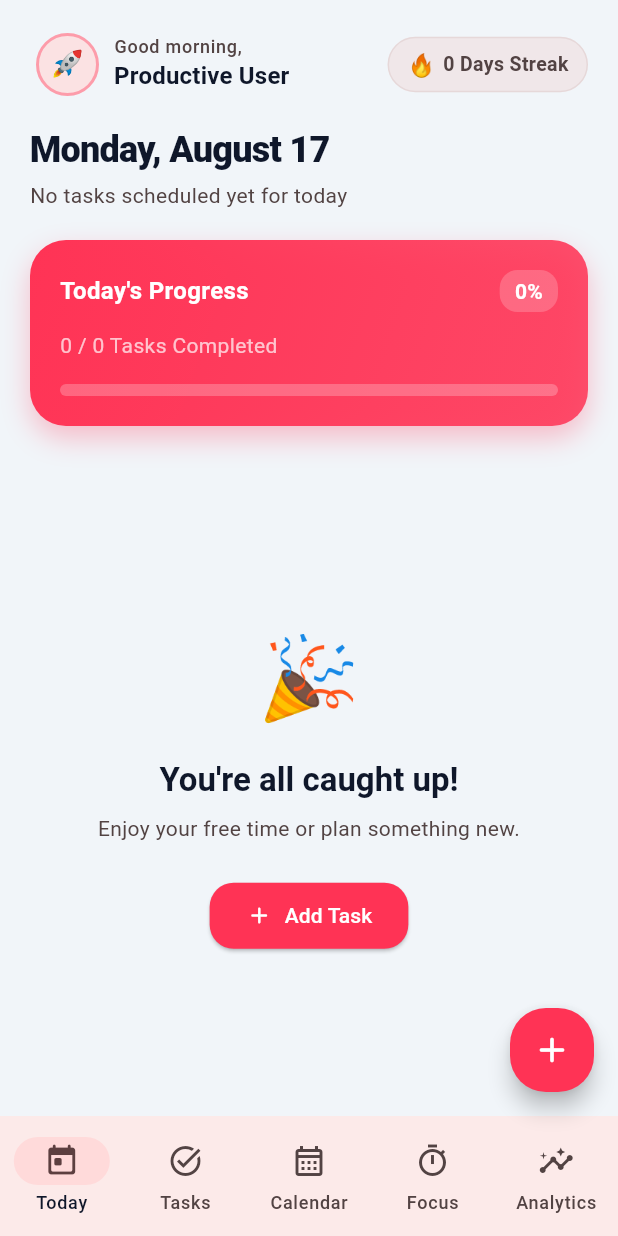
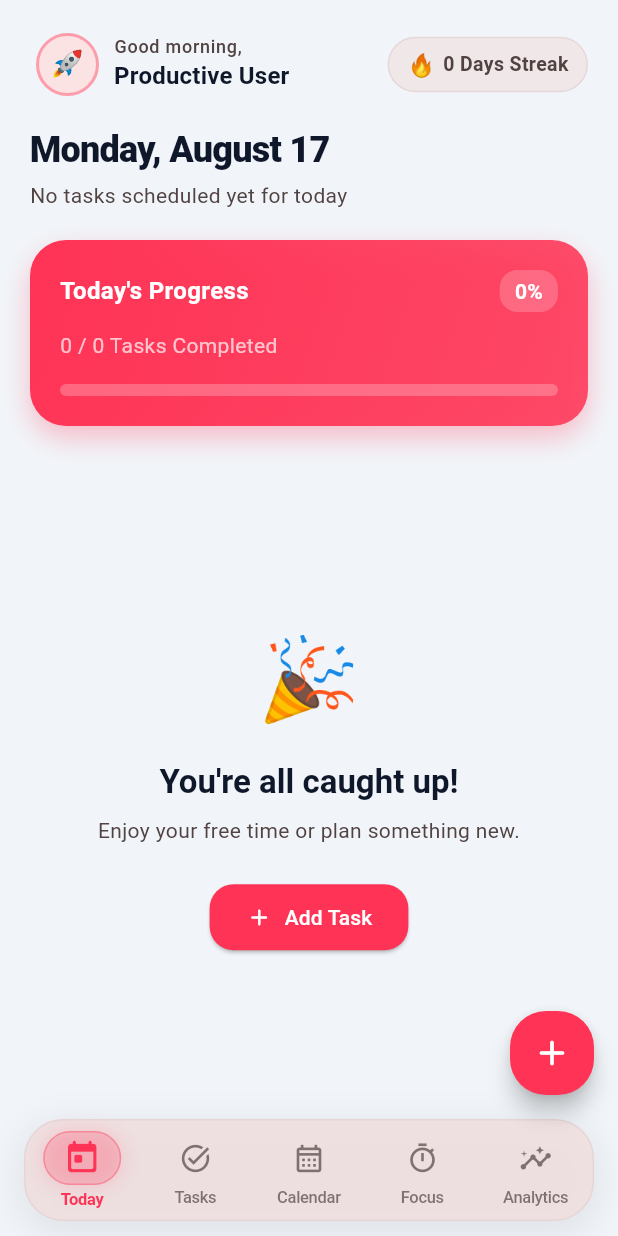
Before and after one commit to VaibhavJalota06/focus-flow, a Flutter app: the screen it shows once a user with an empty profile is signed in, on a phone screen of 412 x 824 dp. Run offline on Flutter 3.47's test engine with Material 3 defaults, Android fonts, the phone set to English and light mode, and no system bars; our stand-ins replace confetti, fl_chart, flutter_local_notifications, flutter_riverpod, google_sign_in, image_picker and 7 more; accounts and stored records are empty; network calls fail.

Commit message:
Redesign navigation bar to floating glassmorphic bar with animated active pill icons

```diff
--- a/lib/features/navigation/main_navigation_screen.dart
+++ b/lib/features/navigation/main_navigation_screen.dart
@@ -108,38 +108,67 @@ class _MainNavigationScreenState extends ConsumerState<MainNavigationScreen> {
         tooltip: 'Add Task (<5s)',
         child: const Icon(Icons.add_rounded, size: 28),
       ),
-      bottomNavigationBar: NavigationBar(
-        selectedIndex: _currentIndex,
-        onDestinationSelected: (index) {
-          setState(() => _currentIndex = index);
-        },
-        destinations: const [
-          NavigationDestination(
-            icon: Icon(Icons.today_outlined),
-            selectedIcon: Icon(Icons.today_rounded),
-            label: 'Today',
+      bottomNavigationBar: SafeArea(
+        child: Container(
+          margin: const EdgeInsets.fromLTRB(16, 0, 16, 10),
+          height: 68,
+          decoration: BoxDecoration(
+            color: theme.colorScheme.surfaceContainerHighest.withValues(alpha: 0.85),
+            borderRadius: BorderRadius.circular(26),
+            border: Border.all(
+              color: theme.colorScheme.outlineVariant.withValues(alpha: 0.35),
+              width: 1,
+            ),
+            boxShadow: [
+              BoxShadow(
+                color: Colors.black.withValues(alpha: 0.08),
+                blurRadius: 20,
+                spreadRadius: 2,
+                offset: const Offset(0, 6),
+              ),
+            ],
           ),
-          NavigationDestination(
-            icon: Icon(Icons.task_alt_outlined),
-            selectedIcon: Icon(Icons.task_alt_rounded),
-            label: 'Tasks',
+          child: Row(
+            mainAxisAlignment: MainAxisAlignment.spaceAround,
+            children: [
+              _buildNavItem(
+                index: 0,
+                icon: Icons.today_outlined,
+                selectedIcon: Icons.today_rounded,
+                label: 'Today',
+                theme: theme,
+              ),
+              _buildNavItem(
+                index: 1,
+                icon: Icons.task_alt_outlined,
+                selectedIcon: Icons.task_alt_rounded,
+                label: 'Tasks',
+                theme: theme,
+              ),
+              _buildNavItem(
+                index: 2,
+                icon: Icons.calendar_month_outlined,
+                selectedIcon: Icons.calendar_month_rounded,
+                label: 'Calendar',
+                theme: theme,
+              ),
+              _buildNavItem(
+                index: 3,
+                icon: Icons.timer_outlined,
+                selectedIcon: Icons.timer_rounded,
+                label: 'Focus',
+                theme: theme,
+              ),
+              _buildNavItem(
+                index: 4,
+                icon: Icons.insights_outlined,
+                selectedIcon: Icons.insights_rounded,
+                label: 'Analytics',
+                theme: theme,
+              ),
+            ],
           ),
-          NavigationDestination(
-            icon: Icon(Icons.calendar_month_outlined),
-            selectedIcon: Icon(Icons.calendar_month_rounded),
-            label: 'Calendar',
-          ),
-          NavigationDestination(
-            icon: Icon(Icons.timer_outlined),
-            selectedIcon: Icon(Icons.timer_rounded),
-            label: 'Focus',
-          ),
-          NavigationDestination(
-            icon: Icon(Icons.insights_outlined),
-            selectedIcon: Icon(Icons.insights_rounded),
-            label: 'Analytics',
-          ),
-        ],
+        ),
       ),
     );
   }
@@ -160,4 +189,77 @@ class _MainNavigationScreenState extends ConsumerState<MainNavigationScreen> {
         return 'Focus Flow';
     }
   }
+
+  Widget _buildNavItem({
+    required int index,
+    required IconData icon,
+    required IconData selectedIcon,
+    required String label,
+    required ThemeData theme,
+  }) {
+    final isSelected = _currentIndex == index;
+    final primaryColor = theme.colorScheme.primary;
+
+    return Expanded(
+      child: GestureDetector(
+        onTap: () => setState(() => _currentIndex = index),
+        behavior: HitTestBehavior.opaque,
+        child: Column(
+          mainAxisAlignment: MainAxisAlignment.center,
+          children: [
+            AnimatedContainer(
+              duration: const Duration(milliseconds: 220),
+              curve: Curves.easeOutCubic,
+              padding: const EdgeInsets.symmetric(horizontal: 14, vertical: 6),
+              decoration: BoxDecoration(
+                color: isSelected
+                    ? primaryColor.withValues(alpha: 0.18)
+                    : Colors.transparent,
+                borderRadius: BorderRadius.circular(18),
+                border: isSelected
+                    ? Border.all(
+                        color: primaryColor.withValues(alpha: 0.35),
+                        width: 1,
+                      )
+                    : null,
+                boxShadow: isSelected
+                    ? [
+                        BoxShadow(
+                          color: primaryColor.withValues(alpha: 0.15),
+                          blurRadius: 10,
+                          spreadRadius: 1,
+                        ),
+                      ]
+                    : null,
+              ),
+              child: AnimatedScale(
+                duration: const Duration(milliseconds: 200),
+                scale: isSelected ? 1.15 : 1.0,
+                child: Icon(
+                  isSelected ? selectedIcon : icon,
+                  size: 22,
+                  color: isSelected
+                      ? primaryColor
+                      : theme.colorScheme.onSurfaceVariant.withValues(alpha: 0.7),
+                ),
+              ),
+            ),
+            const SizedBox(height: 3),
+            AnimatedDefaultTextStyle(
+              duration: const Duration(milliseconds: 200),
+              style: TextStyle(
+                fontSize: 11,
+                fontWeight: isSelected ? FontWeight.w700 : FontWeight.w500,
+                color: isSelected
+                    ? primaryColor
+                    : theme.colorScheme.onSurfaceVariant.withValues(alpha: 0.7),
+                letterSpacing: -0.2,
+              ),
+              child: Text(label),
+            ),
+          ],
+        ),
+      ),
+    );
+  }
 }
```
